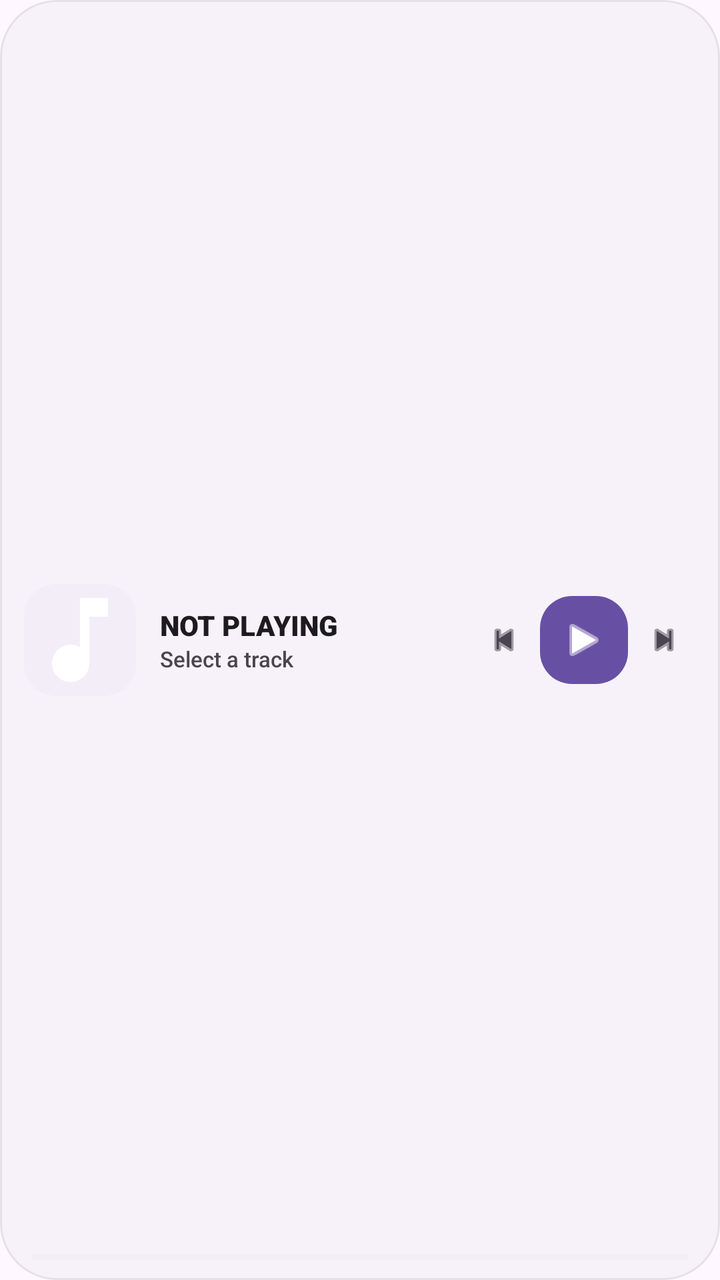
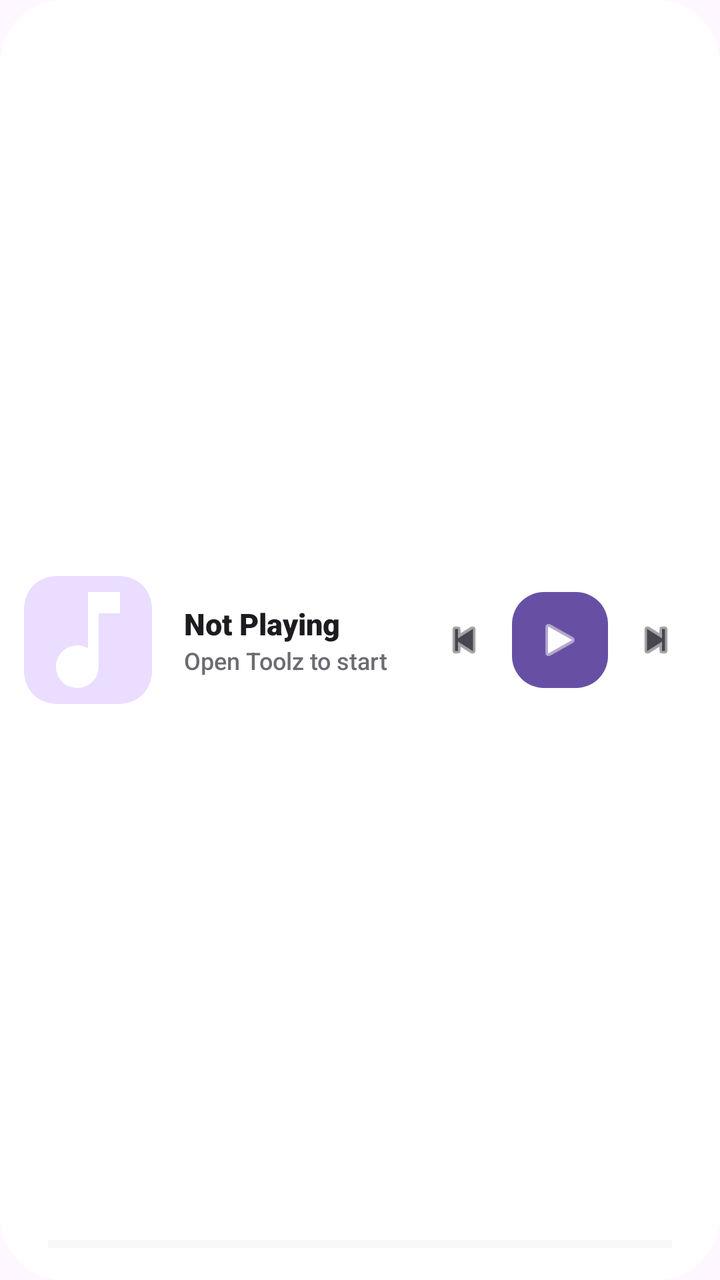

Two renders of the same Android screen: before a commit and after it. Below are the layout's source before the change and the commit's diff.
<!-- AndroidManifest.xml: application theme Theme.Toolz -->
<!-- res/layout/music_widget.xml -->
<?xml version="1.0" encoding="utf-8"?>
<RelativeLayout xmlns:android="http://schemas.android.com/apk/res/android"
    xmlns:app="http://schemas.android.com/apk/res-auto"
    android:id="@+id/widget_root"
    android:layout_width="match_parent"
    android:layout_height="match_parent"
    android:padding="8dp"
    android:background="@drawable/widget_background">

    <ImageView
        android:id="@+id/widget_music_album_art"
        android:layout_width="56dp"
        android:layout_height="56dp"
        android:layout_alignParentStart="true"
        android:layout_centerVertical="true"
        android:layout_marginStart="4dp"
        android:src="@drawable/ic_music_note"
        android:scaleType="centerCrop"
        android:background="@drawable/widget_item_background"
        android:contentDescription="Album Art" />

    <LinearLayout
        android:id="@+id/widget_text_container"
        android:layout_width="match_parent"
        android:layout_height="wrap_content"
        android:layout_toEndOf="@id/widget_music_album_art"
        android:layout_toStartOf="@id/widget_controls_container"
        android:layout_centerVertical="true"
        android:orientation="vertical"
        android:layout_marginStart="12dp"
        android:layout_marginEnd="4dp">

        <TextView
            android:id="@+id/widget_music_title"
            android:layout_width="wrap_content"
            android:layout_height="wrap_content"
            android:text="NOT PLAYING"
            android:textSize="14sp"
            android:fontFamily="sans-serif-black"
            android:textColor="#1D1B20"
            android:singleLine="true"
            android:ellipsize="marquee" />

        <TextView
            android:id="@+id/widget_music_artist"
            android:layout_width="wrap_content"
            android:layout_height="wrap_content"
            android:text="Select a track"
            android:textSize="11sp"
            android:fontFamily="sans-serif-medium"
            android:textColor="#49454F"
            android:singleLine="true"
            android:ellipsize="end" />
    </LinearLayout>

    <LinearLayout
        android:id="@+id/widget_controls_container"
        android:layout_width="wrap_content"
        android:layout_height="wrap_content"
        android:layout_alignParentEnd="true"
        android:layout_centerVertical="true"
        android:layout_marginEnd="4dp"
        android:orientation="horizontal"
        android:gravity="center">

        <ImageButton
            android:id="@+id/widget_music_prev"
            android:layout_width="32dp"
            android:layout_height="32dp"
            android:src="@android:drawable/ic_media_previous"
            android:background="?android:attr/selectableItemBackgroundBorderless"
            android:padding="6dp"
            android:scaleType="fitCenter"
            android:tint="#49454F"
            android:contentDescription="Previous" />

        <ImageButton
            android:id="@+id/widget_music_play_pause"
            android:layout_width="44dp"
            android:layout_height="44dp"
            android:src="@android:drawable/ic_media_play"
            android:background="@drawable/widget_button_primary"
            android:padding="10dp"
            android:scaleType="fitCenter"
            android:tint="#FFFFFF"
            android:layout_marginHorizontal="2dp"
            android:contentDescription="Play/Pause" />

        <ImageButton
            android:id="@+id/widget_music_next"
            android:layout_width="32dp"
            android:layout_height="32dp"
            android:src="@android:drawable/ic_media_next"
            android:background="?android:attr/selectableItemBackgroundBorderless"
            android:padding="6dp"
            android:scaleType="fitCenter"
            android:tint="#49454F"
            android:contentDescription="Next" />
    </LinearLayout>

    <ProgressBar
        android:id="@+id/widget_music_progress"
        style="?android:attr/progressBarStyleHorizontal"
        android:layout_width="match_parent"
        android:layout_height="3dp"
        android:layout_alignParentBottom="true"
        android:layout_marginHorizontal="8dp"
        android:layout_marginBottom="2dp"
        android:max="100"
        android:progress="0"
        android:progressBackgroundTint="#E6E0E9"
        android:progressTint="#6750A4" />

</RelativeLayout>
<!-- resources referenced by this layout -->
<resources>
  <!-- drawable ic_music_note (drawable) -->
  <vector xmlns:android="http://schemas.android.com/apk/res/android"
      android:width="24dp"
      android:height="24dp"
      android:viewportWidth="24"
      android:viewportHeight="24">
      <path
          android:fillColor="#FFFFFF"
          android:pathData="M12,3v10.55c-0.59,-0.34 -1.27,-0.55 -2,-0.55 -2.21,0 -4,1.79 -4,4s1.79,4 4,4 4,-1.79 4,-4V7h4V3h-6z"/>
  </vector>
  <!-- drawable widget_background (drawable) -->
  <?xml version="1.0" encoding="utf-8"?>
  <shape xmlns:android="http://schemas.android.com/apk/res/android">
      <solid android:color="#F7F2FA" /> 
      <corners android:radius="28dp" />
      <stroke android:width="1dp" android:color="#E6E0E9" />
  </shape>
  <!-- drawable widget_button_primary (drawable) -->
  <?xml version="1.0" encoding="utf-8"?>
  <shape xmlns:android="http://schemas.android.com/apk/res/android">
      <solid android:color="#6750A4" /> 
      <corners android:radius="16dp" />
  </shape>
  <!-- drawable widget_item_background (drawable) -->
  <?xml version="1.0" encoding="utf-8"?>
  <shape xmlns:android="http://schemas.android.com/apk/res/android">
      <solid android:color="#F3EDF7" /> 
      <corners android:radius="16dp" />
  </shape>
  <style name="Theme.Toolz" parent="Theme.Material3.DayNight.NoActionBar">
          
          <item name="colorPrimary">@color/primary_light</item>
          <item name="colorSecondary">@color/secondary_light</item>
  
          
          <item name="floatingActionButtonStyle">@style/Widget.Material3.FloatingActionButton.Primary</item>
      </style>
  <color name="primary_light">#FFFF6D00</color>
  <color name="secondary_light">#FF00BFA5</color>
</resources>

<!-- the commit's change to res/layout/music_widget.xml (unified diff, before → after) -->
@@ -4,20 +4,65 @@
     android:id="@+id/widget_root"
     android:layout_width="match_parent"
     android:layout_height="match_parent"
-    android:padding="8dp"
+    android:padding="12dp"
     android:background="@drawable/widget_background">
 
     <ImageView
         android:id="@+id/widget_music_album_art"
-        android:layout_width="56dp"
-        android:layout_height="56dp"
+        android:layout_width="64dp"
+        android:layout_height="64dp"
         android:layout_alignParentStart="true"
         android:layout_centerVertical="true"
-        android:layout_marginStart="4dp"
         android:src="@drawable/ic_music_note"
         android:scaleType="centerCrop"
-        android:background="@drawable/widget_item_background"
+        android:background="@drawable/widget_button_tonal"
+        android:clipToOutline="true"
         android:contentDescription="Album Art" />
+
+    <LinearLayout
+        android:id="@+id/widget_controls_container"
+        android:layout_width="wrap_content"
+        android:layout_height="wrap_content"
+        android:layout_alignParentEnd="true"
+        android:layout_centerVertical="true"
+        android:orientation="horizontal"
+        android:gravity="center">
+
+        <ImageButton
+            android:id="@+id/widget_music_prev"
+            android:layout_width="40dp"
+            android:layout_height="40dp"
+            android:src="@android:drawable/ic_media_previous"
+            android:background="?android:attr/selectableItemBackgroundBorderless"
+            android:padding="8dp"
+            android:scaleType="fitCenter"
+            app:tint="#49454F"
+            android:layout_marginEnd="4dp"
+            android:contentDescription="Previous" />
+
+        <ImageButton
+            android:id="@+id/widget_music_play_pause"
+            android:layout_width="48dp"
+            android:layout_height="48dp"
+            android:src="@android:drawable/ic_media_play"
+            android:background="@drawable/widget_button_primary"
+            android:padding="12dp"
+            android:scaleType="fitCenter"
+            app:tint="#FFFFFF"
+            android:contentDescription="Play/Pause" />
+
+        <ImageButton
+            android:id="@+id/widget_music_next"
+            android:layout_width="40dp"
+            android:layout_height="40dp"
+            android:src="@android:drawable/ic_media_next"
+            android:background="?android:attr/selectableItemBackgroundBorderless"
+            android:padding="8dp"
+            android:scaleType="fitCenter"
+            app:tint="#49454F"
+            android:layout_marginStart="4dp"
+            android:contentDescription="Next" />
+    </LinearLayout>
 
     <LinearLayout
         android:id="@+id/widget_text_container"
@@ -27,15 +72,15 @@
         android:layout_toStartOf="@id/widget_controls_container"
         android:layout_centerVertical="true"
         android:orientation="vertical"
-        android:layout_marginStart="12dp"
-        android:layout_marginEnd="4dp">
+        android:layout_marginStart="16dp"
+        android:layout_marginEnd="8dp">
 
         <TextView
             android:id="@+id/widget_music_title"
             android:layout_width="wrap_content"
             android:layout_height="wrap_content"
-            android:text="NOT PLAYING"
-            android:textSize="14sp"
+            android:text="Not Playing"
+            android:textSize="15sp"
             android:fontFamily="sans-serif-black"
             android:textColor="#1D1B20"
             android:singleLine="true"
@@ -45,70 +90,26 @@
             android:id="@+id/widget_music_artist"
             android:layout_width="wrap_content"
             android:layout_height="wrap_content"
-            android:text="Select a track"
-            android:textSize="11sp"
+            android:text="Open Toolz to start"
+            android:textSize="12sp"
             android:fontFamily="sans-serif-medium"
             android:textColor="#49454F"
+            android:alpha="0.8"
             android:singleLine="true"
             android:ellipsize="end" />
-    </LinearLayout>
-
-    <LinearLayout
-        android:id="@+id/widget_controls_container"
-        android:layout_width="wrap_content"
-        android:layout_height="wrap_content"
-        android:layout_alignParentEnd="true"
-        android:layout_centerVertical="true"
-        android:layout_marginEnd="4dp"
-        android:orientation="horizontal"
-        android:gravity="center">
-
-        <ImageButton
-            android:id="@+id/widget_music_prev"
-            android:layout_width="32dp"
-            android:layout_height="32dp"
-            android:src="@android:drawable/ic_media_previous"
-            android:background="?android:attr/selectableItemBackgroundBorderless"
-            android:padding="6dp"
-            android:scaleType="fitCenter"
-            android:tint="#49454F"
-            android:contentDescription="Previous" />
-
-        <ImageButton
-            android:id="@+id/widget_music_play_pause"
-            android:layout_width="44dp"
-            android:layout_height="44dp"
-            android:src="@android:drawable/ic_media_play"
-            android:background="@drawable/widget_button_primary"
-            android:padding="10dp"
-            android:scaleType="fitCenter"
-            android:tint="#FFFFFF"
-            android:layout_marginHorizontal="2dp"
-            android:contentDescription="Play/Pause" />
-
-        <ImageButton
-            android:id="@+id/widget_music_next"
-            android:layout_width="32dp"
-            android:layout_height="32dp"
-            android:src="@android:drawable/ic_media_next"
-            android:background="?android:attr/selectableItemBackgroundBorderless"
-            android:padding="6dp"
-            android:scaleType="fitCenter"
-            android:tint="#49454F"
-            android:contentDescription="Next" />
     </LinearLayout>
 
     <ProgressBar
         android:id="@+id/widget_music_progress"
         style="?android:attr/progressBarStyleHorizontal"
         android:layout_width="match_parent"
-        android:layout_height="3dp"
+        android:layout_height="4dp"
         android:layout_alignParentBottom="true"
-        android:layout_marginHorizontal="8dp"
-        android:layout_marginBottom="2dp"
+        android:layout_marginHorizontal="12dp"
+        android:layout_marginBottom="4dp"
         android:max="100"
         android:progress="0"
-        android:progressBackgroundTint="#E6E0E9"
+        android:progressBackgroundTint="#1A000000"
         android:progressTint="#6750A4" />
 
 </RelativeLayout>
<!-- resource entries referenced after the edit -->
@@ -13,9 +13,8 @@
   <!-- drawable widget_background (drawable) -->
   <?xml version="1.0" encoding="utf-8"?>
   <shape xmlns:android="http://schemas.android.com/apk/res/android">
-      <solid android:color="#F7F2FA" /> 
-      <corners android:radius="28dp" />
-      <stroke android:width="1dp" android:color="#E6E0E9" />
+      <solid android:color="#FFFFFF" /> 
+      <corners android:radius="32dp" />
   </shape>
   <!-- drawable widget_button_primary (drawable) -->
   <?xml version="1.0" encoding="utf-8"?>
@@ -23,10 +22,10 @@
       <solid android:color="#6750A4" /> 
       <corners android:radius="16dp" />
   </shape>
-  <!-- drawable widget_item_background (drawable) -->
+  <!-- drawable widget_button_tonal (drawable) -->
   <?xml version="1.0" encoding="utf-8"?>
   <shape xmlns:android="http://schemas.android.com/apk/res/android">
-      <solid android:color="#F3EDF7" /> 
+      <solid android:color="#EADDFF" /> 
       <corners android:radius="16dp" />
   </shape>
   <style name="Theme.Toolz" parent="Theme.Material3.DayNight.NoActionBar">
